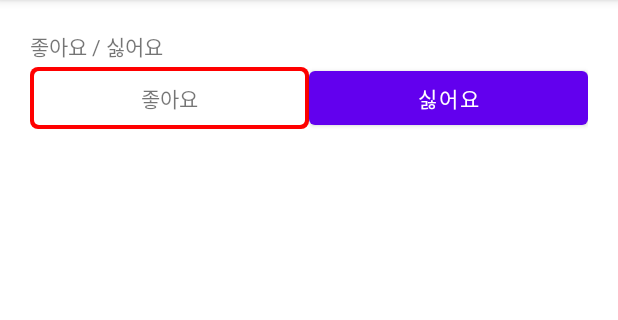
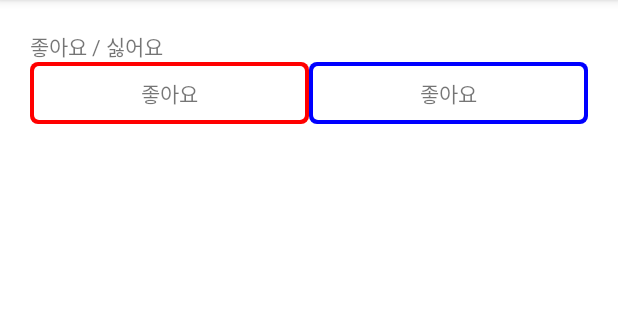
Before and after one commit to Sohee0428/DrawableXmlPractice_sohee, an Android app: the screen it shows after launch (MainActivity), on a phone screen of 412 x 824 dp, the part 84-404 px from its top. Run offline under Robolectric (Android 15) with nearby library versions, the phone set to English and light mode, and no system bars.

```diff
--- /dev/null
+++ b/app/src/main/res/drawable/blue_border_round_rect.xml
@@ -0,0 +1,94 @@
+<?xml version="1.0" encoding="utf-8"?>
+<selector xmlns:android="http://schemas.android.com/apk/res/android">
+
+        <item
+            android:state_pressed="false">
+
+            <layer-list>
+
+                <item>
+
+                    <shape
+                        android:shape="rectangle">
+
+
+                        <solid
+                            android:color="#0000ff"/>
+
+                        <corners
+                            android:radius="5dp"/>
+
+                    </shape>
+
+                </item>
+
+                <item
+                    android:top="3dp"
+                    android:left="3dp"
+                    android:right="3dp"
+                    android:bottom="3dp">
+
+                    <shape
+                        android:shape="rectangle">
+
+                        <solid
+                            android:color="#ffffff"/>
+
+                        <corners
+                            android:radius="3dp"/>
+
+                    </shape>
+
+                </item>
+
+            </layer-list>
+
+        </item>
+
+
+        <item
+            android:state_pressed="true">
+
+            <layer-list>
+
+                <item>
+
+                    <shape
+                        android:shape="rectangle">
+
+
+                        <solid
+                            android:color="#ff0000"/>
+
+                        <corners
+                            android:radius="5dp"/>
+
+                    </shape>
+
+                </item>
+
+                <item
+                    android:top="3dp"
+                    android:left="3dp"
+                    android:right="3dp"
+                    android:bottom="3dp">
+
+                    <shape
+                        android:shape="rectangle">
+
+                        <solid
+                            android:color="#a0a0a0"/>
+
+                        <corners
+                            android:radius="3dp"/>
+
+                    </shape>
+
+                </item>
+
+            </layer-list>
+
+
+
+        </item>
+</selector>
--- a/app/src/main/res/layout/activity_main.xml
+++ b/app/src/main/res/layout/activity_main.xml
@@ -28,10 +28,14 @@
             android:background="@drawable/red_border_round_rect"
             android:layout_weight="1"/>
 
-        <Button
+        <TextView
             android:layout_width="0dp"
             android:layout_height="wrap_content"
-            android:text="싫어요"
+            android:text="좋아요"
+            android:padding="10dp"
+            android:gravity="center"
+            android:clickable="true"
+            android:background="@drawable/blue_border_round_rect"
             android:layout_weight="1"/>
 
 
```
